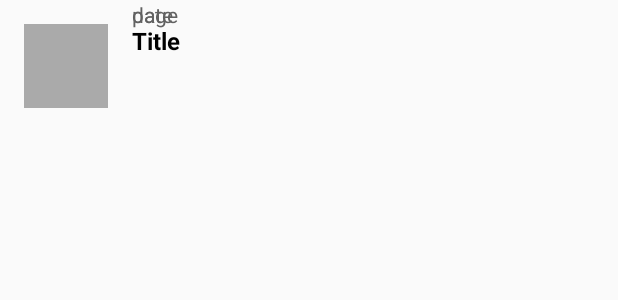
After one commit to RayanMehdi/ProjetCoderProprement, an Android app: the layout activity_list_comics_item.xml on its own in the app's theme, with its tools: preview values and no code run, on a phone screen of 412 x 824 dp. The commit adds this screen. Shown: the top 300 px of the screen. Run offline under Robolectric (Android 15) with nearby library versions, the phone set to English and light mode, and no system bars.

Commit message:
[FEAT] added all activities (views) with a prototype of an adapter for the ListComicsActivity

```diff
--- /dev/null
+++ b/Android/app/src/main/res/layout/activity_list_comics_item.xml
@@ -0,0 +1,72 @@
+<?xml version="1.0" encoding="utf-8"?>
+<android.support.constraint.ConstraintLayout
+    xmlns:android="http://schemas.android.com/apk/res/android"
+    xmlns:app="http://schemas.android.com/apk/res-auto"
+    xmlns:tools="http://schemas.android.com/tools"
+    android:layout_width="match_parent"
+    android:layout_height="88dp">
+
+    <ImageView
+        android:id="@+id/activity_list_comics_item_image"
+        android:layout_width="56dp"
+        android:layout_height="56dp"
+        android:layout_alignParentLeft="true"
+        android:layout_alignParentStart="true"
+        android:layout_alignParentTop="true"
+        android:layout_marginStart="16dp"
+        android:layout_marginTop="16dp"
+        android:background="#AAA"
+        app:layout_constraintStart_toStartOf="parent"
+        app:layout_constraintTop_toTopOf="parent"
+        android:layout_marginLeft="16dp" />
+
+    <TextView
+        android:id="@+id/activity_list_comics_item_title_textView"
+        android:layout_width="0dp"
+        android:layout_height="wrap_content"
+        android:layout_alignParentTop="true"
+        android:layout_marginEnd="16dp"
+        android:layout_marginStart="16dp"
+        android:layout_marginTop="16dp"
+        android:layout_toEndOf="@+id/activity_list_comics_item_image"
+        android:layout_toRightOf="@+id/activity_list_comics_item_image"
+        android:text="Title"
+        android:textColor="@android:color/black"
+        android:textSize="16sp"
+        android:textStyle="bold"
+        app:layout_constraintEnd_toEndOf="parent"
+        app:layout_constraintStart_toEndOf="@+id/activity_list_comics_item_image"
+        app:layout_constraintTop_toTopOf="parent" />
+
+    <TextView
+        android:id="@+id/activity_list_comics_item_date_textView"
+        android:layout_width="0dp"
+        android:layout_height="wrap_content"
+        android:layout_alignBottom="@+id/activity_list_comics_item_image"
+        android:layout_alignLeft="@+id/activity_list_comics_item_title_textView"
+        android:layout_alignStart="@+id/activity_list_comics_item_title_textView"
+        android:layout_marginEnd="16dp"
+        android:layout_marginStart="16dp"
+        android:text="date"
+        android:textColor="#616161"
+        android:textSize="14sp"
+        app:layout_constraintEnd_toEndOf="parent"
+        app:layout_constraintStart_toEndOf="@+id/activity_list_comics_item_image"
+        tools:layout_editor_absoluteY="38dp" />
+
+    <TextView
+        android:id="@+id/activity_list_comics_item_page_count_textView"
+        android:layout_width="0dp"
+        android:layout_height="wrap_content"
+        android:layout_alignBottom="@+id/activity_list_comics_item_image"
+        android:layout_alignLeft="@+id/activity_list_comics_item_title_textView"
+        android:layout_alignStart="@+id/activity_list_comics_item_title_textView"
+        android:layout_marginEnd="16dp"
+        android:layout_marginStart="16dp"
+        android:text="page"
+        android:textColor="#616161"
+        android:textSize="14sp"
+        app:layout_constraintEnd_toEndOf="parent"
+        app:layout_constraintStart_toEndOf="@+id/activity_list_comics_item_image"
+        tools:layout_editor_absoluteY="57dp" />
+</android.support.constraint.ConstraintLayout>
```
Also changed, not shown: Android/app/src/main/AndroidManifest.xml (+7 -6 lines), Android/app/src/main/java/fr/groupetroj/iem/projectcoderproprement/HomePageActivity.java (deleted, +0 -13 lines), Android/app/src/main/java/fr/groupetroj/iem/projectcoderproprement/ui/activity/ComicsDetailsActivity.java (added, +15 -0 lines), Android/app/src/main/java/fr/groupetroj/iem/projectcoderproprement/ui/activity/ListComicsActivity.java (added, +15 -0 lines), Android/app/src/main/java/fr/groupetroj/iem/projectcoderproprement/ui/activity/ListComicsAdapter.java (added, +87 -0 lines), Android/app/src/main/res/layout/activity_comics_details.xml (added, +69 -0 lines), Android/app/src/main/res/layout/activity_list_comics.xml (renamed from Android/app/src/main/res/layout/activity_home_page.xml, +11 -8 lines), Android/app/src/main/res/drawable/comics_default.png (added).
